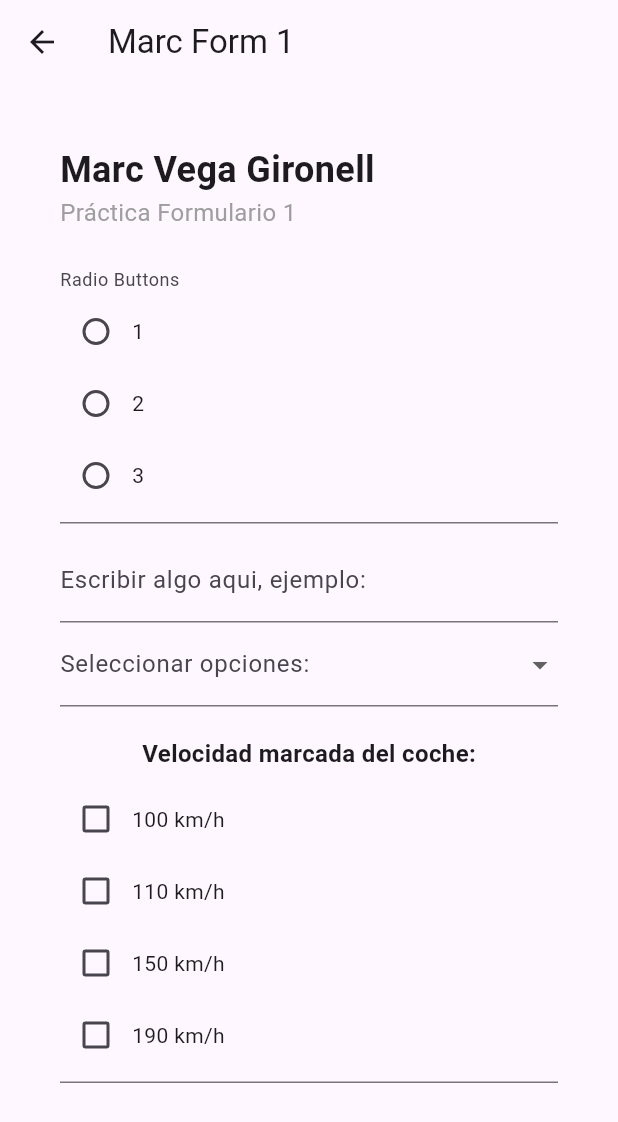
After one commit to vmarc23/hello_world, a Flutter app: the CreacionesForm screen opened directly, after a tap on "Marc Form 1", on a phone screen of 412 x 824 dp. The commit adds this screen. Shown: the top 1122 px of the screen. Run offline on Flutter 3.47's test engine with Material 3 defaults, Android fonts, the phone set to English and light mode, and no system bars; drawn by our look-alikes of flutter_form_builder; our stand-ins replace form_builder_validators; missing offline and left inert: phone_number.

Commit message:
//Forms added

```diff
--- /dev/null
+++ b/lib/sources/crearForms.dart
@@ -0,0 +1,72 @@
+import 'package:flutter/material.dart';
+import 'formExemple1.dart';
+import 'formExemple2.dart';
+import 'marc_form.dart';
+import '../code_page.dart';
+
+class CreacionesForm extends StatelessWidget {
+  const CreacionesForm({Key? key}) : super(key: key);
+
+  @override
+  Widget build(BuildContext context) {
+    return Scaffold(
+      body: Center(
+        child: Column(
+          mainAxisAlignment: MainAxisAlignment.start,
+          children: <Widget>[
+            ListTile(
+              title: const Text('Marc Form libre'),
+              trailing: const Icon(Icons.arrow_right_sharp),
+              onTap: () {
+                Navigator.of(context).push(
+                  MaterialPageRoute(
+                    builder: (context) {
+                      return const CodePage(
+                        title: 'Marc Vega Form creación libre',
+                        child: NewForm(),
+                      );
+                    },
+                  ),
+                );
+              },
+            ),
+            const Divider(),
+             ListTile(
+              title: const Text('Marc Form 1'),
+              trailing: const Icon(Icons.arrow_right_sharp),
+              onTap: () {
+                Navigator.of(context).push(
+                  MaterialPageRoute(
+                    builder: (context) {
+                      return const CodePage(
+                        title: 'Marc Form 1',
+                        child: MarcForm1(),
+                      );
+                    },
+                  ),
+                );
+              },
+            ),
+             const Divider(),
+             ListTile(
+              title: const Text('Marc Form 2'),
+              trailing: const Icon(Icons.arrow_right_sharp),
+              onTap: () {
+                Navigator.of(context).push(
+                  MaterialPageRoute(
+                    builder: (context) {
+                      return const CodePage(
+                        title: 'Marc Form 2',
+                        child: MarcForm2(),
+                      );
+                    },
+                  ),
+                );
+              },
+            ),
+          ],
+        ),
+      ),
+    );
+  }
+}
--- /dev/null
+++ b/lib/sources/formExemple1.dart
@@ -0,0 +1,103 @@
+import 'package:flutter/material.dart';
+import 'package:flutter_form_builder/flutter_form_builder.dart';
+import 'package:form_builder_validators/form_builder_validators.dart';
+
+class MarcForm1 extends StatefulWidget {
+  const MarcForm1({Key? key}) : super(key: key);
+  @override
+  State<MarcForm1> createState() => _MarcForm1();
+}
+
+class _MarcForm1 extends State<MarcForm1> {
+  final _formKey = GlobalKey<FormBuilderState>();
+  int? option;
+  TextEditingController textController = TextEditingController();
+  List<String> dropdownItems = ['Opcion1', 'Opcion2', 'Opcion3', 'Opcion4'];
+  String? selectedDropdownValue;
+  List<String> selectedCheckboxes = [];
+
+  @override
+  Widget build(BuildContext context) {
+    return Padding(
+      padding: const EdgeInsets.all(16.0),
+      child: Column(
+        crossAxisAlignment: CrossAxisAlignment.start,
+        children: <Widget>[
+          const Text(
+            'Marc Vega Gironell',
+            style: TextStyle(
+              fontSize: 24.0,
+              fontWeight: FontWeight.bold,
+            ),
+          ),
+          const Text(
+            'Práctica Formulario 1',
+            style: TextStyle(
+              fontSize: 16.0,
+              color: Colors.grey,
+            ),
+          ),
+          const SizedBox(height: 20.0),  // Espacio entre el título y la descripción
+          FormBuilder(
+            key: _formKey,
+            child: Column(
+              children: [
+                FormBuilderRadioGroup<int>(
+                  name: 'radio_group_name',
+                  options: const [
+                    FormBuilderFieldOption(value: 1),
+                    FormBuilderFieldOption(value: 2),
+                    FormBuilderFieldOption(value: 3),
+                  ],
+                  decoration: const InputDecoration(labelText: 'Radio Buttons'),
+                  orientation: OptionsOrientation.vertical,
+                ),
+                const SizedBox(height: 10.0),
+                FormBuilderTextField(
+                  name: 'text_field_name',
+                  controller: textController,
+                  decoration: const InputDecoration(labelText: 'Escribir algo aqui, ejemplo:'),
+                ),
+                FormBuilderDropdown<String>(
+                    name: 'dropdown_name',
+                    items: dropdownItems
+                        .map(
+                          (item) => DropdownMenuItem(
+                            value: item,
+                            child: Text(item),
+                          ),
+                        )
+                        .toList(),
+                    decoration: const InputDecoration(labelText: 'Seleccionar opciones:'),
+                    onChanged: (value) {
+                      setState(() {
+                        selectedDropdownValue = value;
+                      });
+                    },
+                  ),
+                  const SizedBox(height: 20.0),
+                const Text(
+                  'Velocidad marcada del coche:',
+                  style: TextStyle(
+                    fontSize: 16.0,
+                    fontWeight: FontWeight.bold,
+                  ),
+                ),
+                FormBuilderCheckboxGroup(
+                  name: 'checkbox_group_name',
+                  options: const [
+                    FormBuilderFieldOption(value: '100 km/h'),
+                    FormBuilderFieldOption(value: '110 km/h'),
+                    FormBuilderFieldOption(value: '150 km/h'),
+                    FormBuilderFieldOption(value: '190 km/h'),
+                  ],
+                  orientation: OptionsOrientation.vertical,
+                ),
+              ],
+            ),
+          ),
+        ],
+      ),
+    );
+  }
+}
```
Also changed, not shown: lib/main.dart (+19 -20 lines), lib/sources/formExemple2.dart (added, +175 -0 lines), pubspec.lock.
